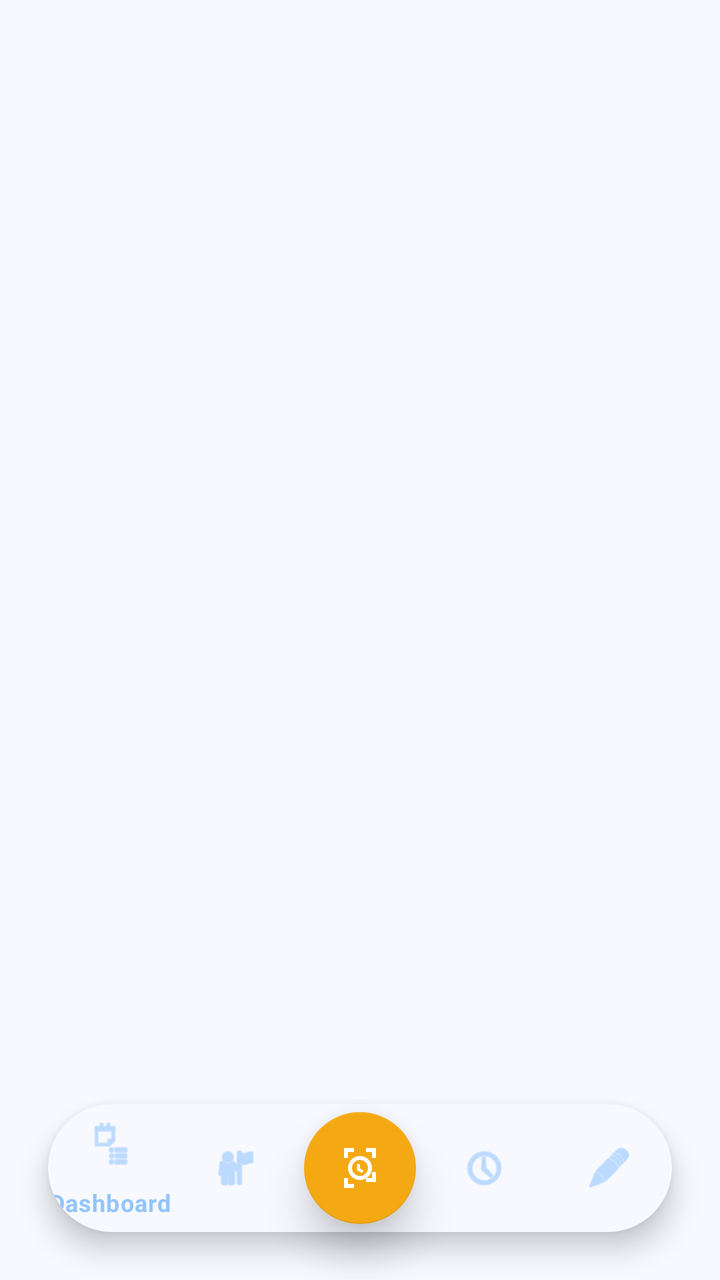
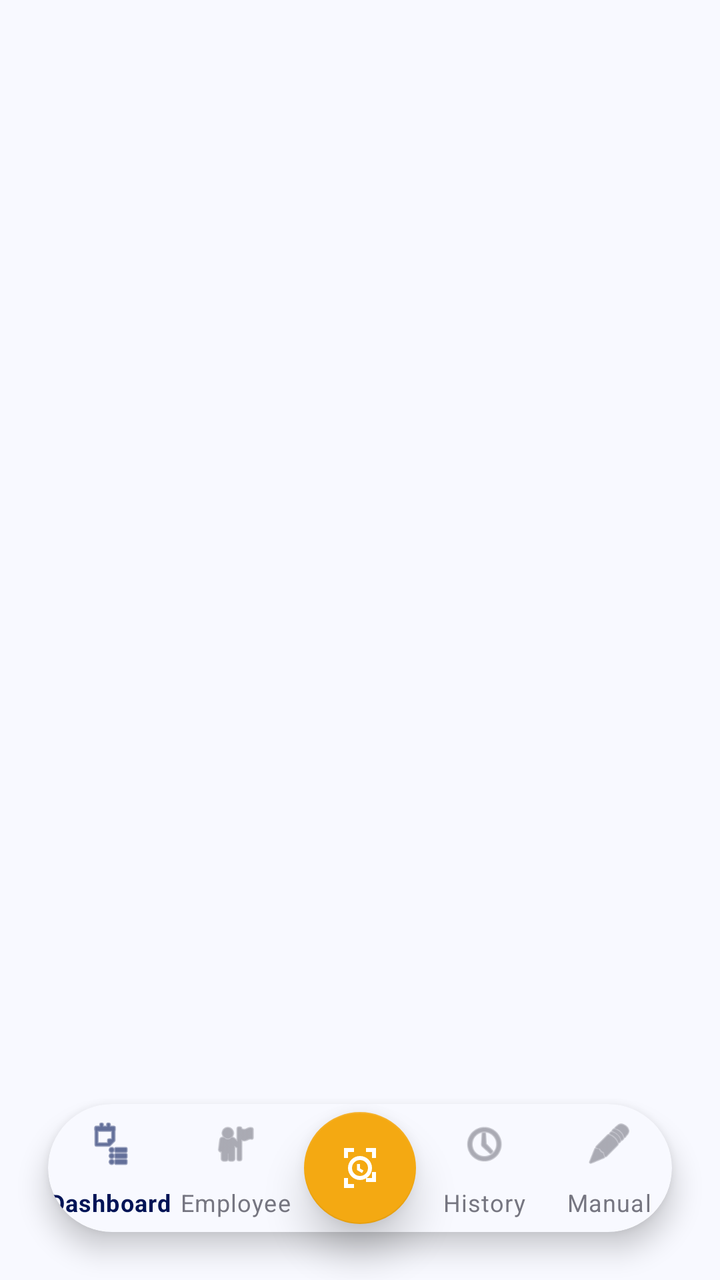

Compare the two renders of this Android layout. The source of the first and the diff that turns it into the second are given below.
<!-- AndroidManifest.xml: application theme Theme.JavaTraining -->
<!-- res/layout/activity_main.xml -->
<?xml version="1.0" encoding="utf-8"?>
<androidx.coordinatorlayout.widget.CoordinatorLayout xmlns:android="http://schemas.android.com/apk/res/android"
    xmlns:app="http://schemas.android.com/apk/res-auto"
    android:layout_width="match_parent"
    android:layout_height="match_parent"
    android:background="@color/html_background">

    <FrameLayout
        android:id="@+id/fragment_container"
        android:layout_width="match_parent"
        android:layout_height="match_parent" />

    <com.google.android.material.card.MaterialCardView
        android:id="@+id/bottomNavCard"
        android:layout_width="match_parent"
        android:layout_height="64dp"
        android:layout_gravity="bottom"
        android:layout_marginHorizontal="24dp"
        android:layout_marginBottom="24dp"
        app:cardBackgroundColor="#F8F9FF"
        app:cardCornerRadius="32dp"
        app:cardElevation="8dp">

        <com.google.android.material.bottomnavigation.BottomNavigationView
            android:id="@+id/bottom_navigation"
            android:layout_width="match_parent"
            android:layout_height="match_parent"
            android:background="@android:color/transparent"
            app:itemIconTint="@color/dash_text_light_blue"
            app:itemTextColor="@color/dash_text_light_blue"
            app:menu="@menu/bottom_nav_menu"
            app:elevation="0dp" />

    </com.google.android.material.card.MaterialCardView>

    <com.google.android.material.floatingactionbutton.FloatingActionButton
        android:id="@+id/fabScan"
        android:layout_width="wrap_content"
        android:layout_height="wrap_content"
        android:src="@drawable/ic_face_scan"
        app:backgroundTint="@color/dash_accent_orange"
        app:tint="@android:color/white"
        app:layout_anchor="@id/bottomNavCard"
        app:layout_anchorGravity="center"
        app:elevation="12dp" />

</androidx.coordinatorlayout.widget.CoordinatorLayout>
<!-- resources referenced by this layout -->
<resources>
  <color name="dash_accent_orange">#F4A912</color>
  <color name="dash_text_light_blue">#93C5FD</color>
  <color name="html_background">#f8f9ff</color>
  <!-- drawable ic_face_scan (drawable) -->
  <vector xmlns:android="http://schemas.android.com/apk/res/android"
      android:width="24dp"
      android:height="24dp"
      android:viewportWidth="24"
      android:viewportHeight="24">
    <path
        android:fillColor="@android:color/white"
        android:pathData="M9,2L4,2v5h2V4h3V2zm6,0v2h3v3h2V2h-5zm3,15h-3v2h5v-5h-2v3zM9,22v-2H6v-3H4v5h5zM12,6c-3.31,0 -6,2.69 -6,6s2.69,6 6,6 6,-2.69 6,-6 -2.69,-6 -6,-6zm0,10c-2.21,0 -4,-1.79 -4,-4s1.79,-4 4,-4 4,1.79 4,4 -1.79,4 -4,4zm-1.5,-6v3l2.5,1.5 0.75,-1.25 -1.75,-1v-2.25h-1.5z"/>
  </vector>
  <style name="Theme.JavaTraining" parent="Theme.MaterialComponents.Light.NoActionBar">
          
          <item name="colorPrimary">@color/colorPrimary</item>
          <item name="colorPrimaryVariant">@color/colorPrimaryDark</item>
          <item name="colorOnPrimary">@color/textWhite</item>
          
          
          <item name="colorSecondary">@color/colorAccent</item>
          <item name="colorSecondaryVariant">@color/colorAccent</item>
          <item name="colorOnSecondary">@color/textWhite</item>
          
          
          <item name="android:colorBackground">@color/backgroundLight</item>
          <item name="colorSurface">@color/cardBackground</item>
          <item name="colorOnBackground">@color/textPrimary</item>
          <item name="colorOnSurface">@color/textPrimary</item>
          
          
          <item name="android:statusBarColor">@color/backgroundLight</item>
          <item name="android:windowLightStatusBar">true</item>
      </style>
  <color name="colorPrimary">#1A2D72</color>
  <color name="colorPrimaryDark">#141A4C</color>
  <color name="textWhite">#FFFFFF</color>
  <color name="colorAccent">#F4A912</color>
  <color name="backgroundLight">#1A2D72</color>
  <color name="cardBackground">#283C90</color>
  <color name="textPrimary">#FFFFFF</color>
</resources>

<!-- the commit's change to res/layout/activity_main.xml (unified diff, before → after) -->
@@ -26,8 +26,9 @@
             android:layout_width="match_parent"
             android:layout_height="match_parent"
             android:background="@android:color/transparent"
-            app:itemIconTint="@color/dash_text_light_blue"
-            app:itemTextColor="@color/dash_text_light_blue"
+            app:itemIconTint="@color/nav_item_color"
+            app:itemTextColor="@color/nav_item_color"
+            app:labelVisibilityMode="labeled"
             app:menu="@menu/bottom_nav_menu"
             app:elevation="0dp" />
 
<!-- resource entries referenced after the edit -->
@@ -1,7 +1,6 @@
 <!-- resources referenced by this layout -->
 <resources>
   <color name="dash_accent_orange">#F4A912</color>
-  <color name="dash_text_light_blue">#93C5FD</color>
   <color name="html_background">#f8f9ff</color>
   <!-- drawable ic_face_scan (drawable) -->
   <vector xmlns:android="http://schemas.android.com/apk/res/android"
